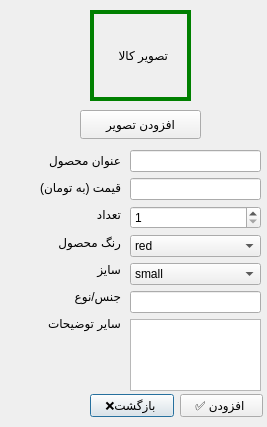
Old version of the form menu/clothing.ui in the repository AP-projects-4001/alsa.
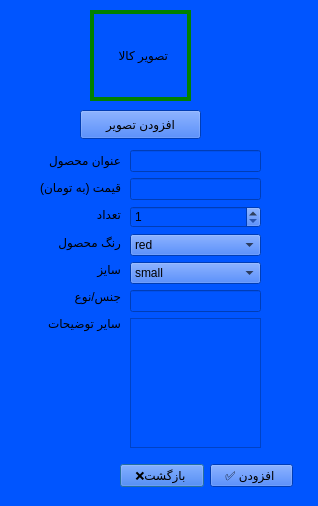
New version of the form. Icons and pictures are not drawn.

The edit to the form file:
```diff
--- a/menu/clothing.ui
+++ b/menu/clothing.ui
@@ -6,13 +6,17 @@
    <rect>
     <x>0</x>
     <y>0</y>
-    <width>267</width>
-    <height>427</height>
+    <width>318</width>
+    <height>506</height>
    </rect>
   </property>
   <property name="windowTitle">
    <string>Dialog</string>
   </property>
+  <property name="styleSheet">
+   <string notr="true">background-image: url();
+background-color: rgb(0, 85, 255);</string>
+  </property>
   <widget class="QLabel" name="label">
    <property name="geometry">
     <rect>
@@ -41,8 +45,8 @@
   <widget class="QWidget" name="layoutWidget_3">
    <property name="geometry">
     <rect>
-     <x>90</x>
-     <y>390</y>
+     <x>120</x>
+     <y>460</y>
      <width>173</width>
      <height>31</height>
     </rect>
@@ -144,7 +148,7 @@
      <x>130</x>
      <y>150</y>
      <width>131</width>
-     <height>241</height>
+     <height>298</height>
     </rect>
    </property>
    <layout class="QVBoxLayout" name="verticalLayout">
```
